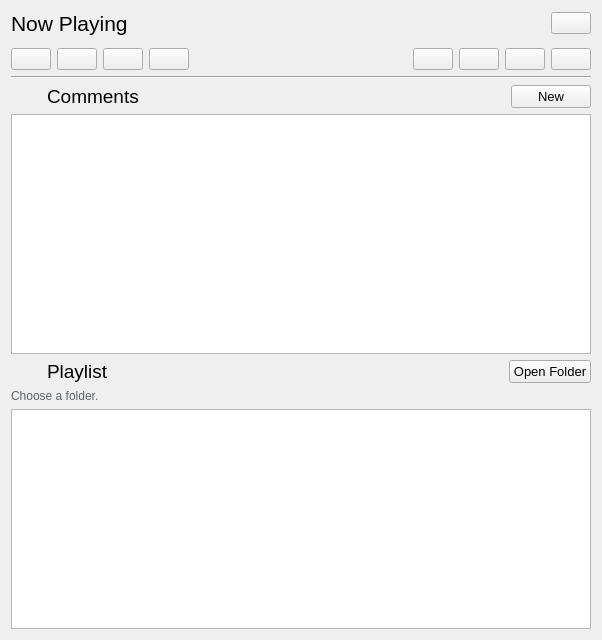
This is listpanel.ui in lcx-0504/UserInterfaceCoursework as Qt 5 draws it before an edit. The edited form follows.
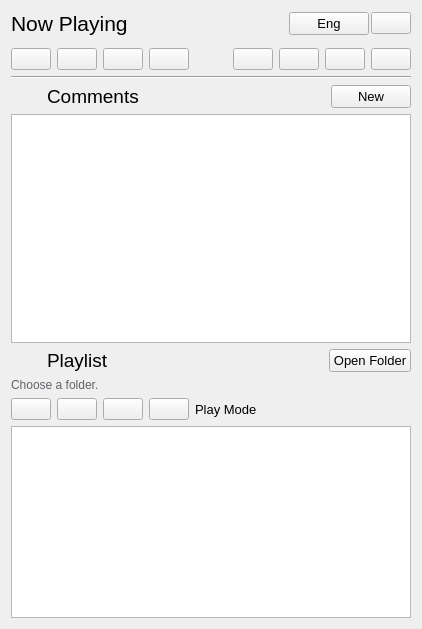
This is the edited form. Icons and pictures are not drawn.

Commit message: Ninth commit from LCX-Finish Play Mode function (List Loop, Single Loop, Random Loop, No Loop)

What changed in the file:
```diff
--- a/listpanel.ui
+++ b/listpanel.ui
@@ -6,24 +6,39 @@
    <rect>
     <x>0</x>
     <y>0</y>
-    <width>602</width>
-    <height>640</height>
+    <width>422</width>
+    <height>629</height>
    </rect>
   </property>
   <property name="sizePolicy">
-   <sizepolicy hsizetype="Preferred" vsizetype="Preferred">
+   <sizepolicy hsizetype="Fixed" vsizetype="Preferred">
     <horstretch>0</horstretch>
     <verstretch>0</verstretch>
    </sizepolicy>
   </property>
+  <property name="minimumSize">
+   <size>
+    <width>320</width>
+    <height>0</height>
+   </size>
+  </property>
   <property name="windowTitle">
    <string>Form</string>
   </property>
   <layout class="QVBoxLayout" name="verticalLayout_3">
    <item>
     <layout class="QHBoxLayout" name="horizontalLayout_5">
+     <property name="spacing">
+      <number>2</number>
+     </property>
      <item>
       <widget class="QLabel" name="NowPlayingLabel">
+       <property name="sizePolicy">
+        <sizepolicy hsizetype="Expanding" vsizetype="Preferred">
+         <horstretch>0</horstretch>
+         <verstretch>0</verstretch>
+        </sizepolicy>
+       </property>
        <property name="font">
         <font>
          <family>Arial</family>
@@ -35,6 +50,35 @@
        </property>
       </widget>
      </item>
+     <item>
+      <widget class="QPushButton" name="pushButton">
+       <property name="sizePolicy">
+        <sizepolicy hsizetype="Preferred" vsizetype="Fixed">
+         <horstretch>0</horstretch>
+         <verstretch>0</verstretch>
+        </sizepolicy>
+       </property>
+       <property name="font">
+        <font>
+         <family>Arial</family>
+         <pointsize>10</pointsize>
+        </font>
+       </property>
+       <property name="text">
+        <string>Eng</string>
+       </property>
+       <property name="icon">
+        <iconset resource="images.qrc">
+         <normaloff>:/images/language.png</normaloff>:/images/language.png</iconset>
+       </property>
+       <property name="iconSize">
+        <size>
+         <width>30</width>
+         <height>30</height>
+        </size>
+       </property>
+      </widget>
+     </item>
      <item>
       <widget class="QPushButton" name="CloseButton">
        <property name="sizePolicy">
@@ -506,6 +550,100 @@
         </property>
        </widget>
       </item>
+      <item>
+       <layout class="QHBoxLayout" name="PlayModeLayout">
+        <property name="sizeConstraint">
+         <enum>QLayout::SetDefaultConstraint</enum>
+        </property>
+        <item>
+         <widget class="QPushButton" name="PlayModeListLoopButton">
+          <property name="text">
+           <string/>
+          </property>
+          <property name="icon">
+           <iconset resource="images.qrc">
+            <normaloff>:/images/repeat.png</normaloff>:/images/repeat.png</iconset>
+          </property>
+          <property name="iconSize">
+           <size>
+            <width>26</width>
+            <height>26</height>
+           </size>
+          </property>
+         </widget>
+        </item>
+        <item>
+         <widget class="QPushButton" name="PlayModeSingleLoopButton">
+          <property name="text">
+           <string/>
+          </property>
+          <property name="icon">
+           <iconset resource="images.qrc">
+            <normaloff>:/images/repeat_one.png</normaloff>:/images/repeat_one.png</iconset>
+          </property>
+          <property name="iconSize">
+           <size>
+            <width>26</width>
+            <height>26</height>
+           </size>
+          </property>
+         </widget>
+        </item>
+        <item>
+         <widget class="QPushButton" name="PlayModeRandomLoopButton">
+          <property name="text">
+           <string/>
+          </property>
+          <property name="icon">
+           <iconset resource="images.qrc">
+            <normaloff>:/images/shuffle.png</normaloff>:/images/shuffle.png</iconset>
+          </property>
+          <property name="iconSize">
+           <size>
+            <width>26</width>
+            <height>26</height>
+           </size>
+          </property>
+         </widget>
+        </item>
+        <item>
+         <widget class="QPushButton" name="PlayModeNoLoopButton">
+          <property name="text">
+           <string/>
+          </property>
+          <property name="icon">
+           <iconset resource="images.qrc">
+            <normaloff>:/images/no_loop.png</normaloff>:/images/no_loop.png</iconset>
+          </property>
+          <property name="iconSize">
+           <size>
+            <width>26</width>
+            <height>26</height>
+           </size>
+          </property>
+         </widget>
+        </item>
+        <item>
+         <widget class="QLabel" name="PlayModeLabel">
+          <property name="sizePolicy">
+           <sizepolicy hsizetype="Expanding" vsizetype="Preferred">
+            <horstretch>0</horstretch>
+            <verstretch>0</verstretch>
+           </sizepolicy>
+          </property>
+          <property name="font">
+           <font>
+            <family>Arial</family>
+            <pointsize>10</pointsize>
+           </font>
+          </property>
+          <property name="text">
+           <string>Play Mode</string>
+          </property>
+         </widget>
+        </item>
+       </layout>
+      </item>
       <item>
        <widget class="QListWidget" name="PlaylistListWidget"/>
       </item>
```
The commit also changes 17 other files.
